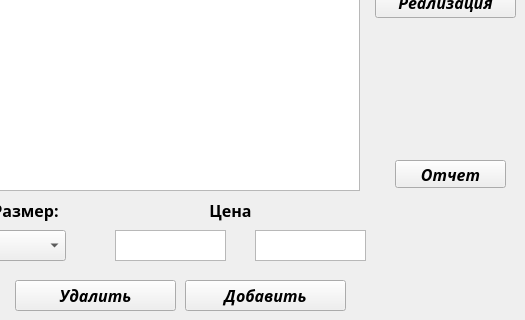
Old version of the form main.ui in the repository x00421/Course-work-on-Visual-programming-.; both pictures show x 435 to 960 and y 220 to 540 of the 960 by 540 pixel window.
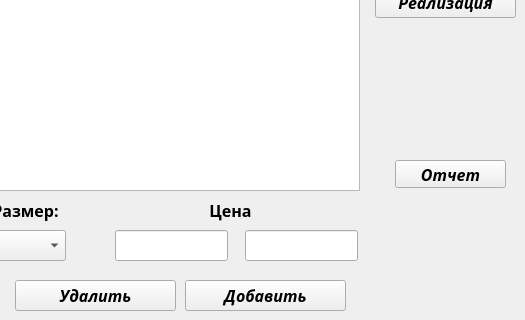
New version of the form.

Diff of the .ui file:
```diff
--- a/main.ui
+++ b/main.ui
@@ -170,44 +170,6 @@
     <set>Qt::AlignCenter</set>
    </property>
   </widget>
-  <widget class="QPlainTextEdit" name="OtpriceTextEdit">
-   <property name="geometry">
-    <rect>
-     <x>550</x>
-     <y>450</y>
-     <width>111</width>
-     <height>31</height>
-    </rect>
-   </property>
-   <property name="font">
-    <font>
-     <family>Segoe UI Black</family>
-     <pointsize>10</pointsize>
-     <weight>75</weight>
-     <italic>false</italic>
-     <bold>true</bold>
-    </font>
-   </property>
-  </widget>
-  <widget class="QPlainTextEdit" name="DopriceTextEdit">
-   <property name="geometry">
-    <rect>
-     <x>690</x>
-     <y>450</y>
-     <width>111</width>
-     <height>31</height>
-    </rect>
-   </property>
-   <property name="font">
-    <font>
-     <family>Segoe UI Black</family>
-     <pointsize>10</pointsize>
-     <weight>75</weight>
-     <italic>false</italic>
-     <bold>true</bold>
-    </font>
-   </property>
-  </widget>
   <widget class="QPushButton" name="PoiskButton">
    <property name="geometry">
     <rect>
@@ -383,6 +345,44 @@
     <string>Добавить</string>
    </property>
   </widget>
+  <widget class="QLineEdit" name="OtpriceTextEdit">
+   <property name="geometry">
+    <rect>
+     <x>550</x>
+     <y>450</y>
+     <width>113</width>
+     <height>31</height>
+    </rect>
+   </property>
+   <property name="font">
+    <font>
+     <family>Segoe UI Black</family>
+     <pointsize>9</pointsize>
+     <weight>75</weight>
+     <italic>true</italic>
+     <bold>true</bold>
+    </font>
+   </property>
+  </widget>
+  <widget class="QLineEdit" name="DopriceTextEdit">
+   <property name="geometry">
+    <rect>
+     <x>680</x>
+     <y>450</y>
+     <width>113</width>
+     <height>31</height>
+    </rect>
+   </property>
+   <property name="font">
+    <font>
+     <family>Segoe UI Black</family>
+     <pointsize>9</pointsize>
+     <weight>75</weight>
+     <italic>false</italic>
+     <bold>true</bold>
+    </font>
+   </property>
+  </widget>
  </widget>
  <resources/>
  <connections/>
```
